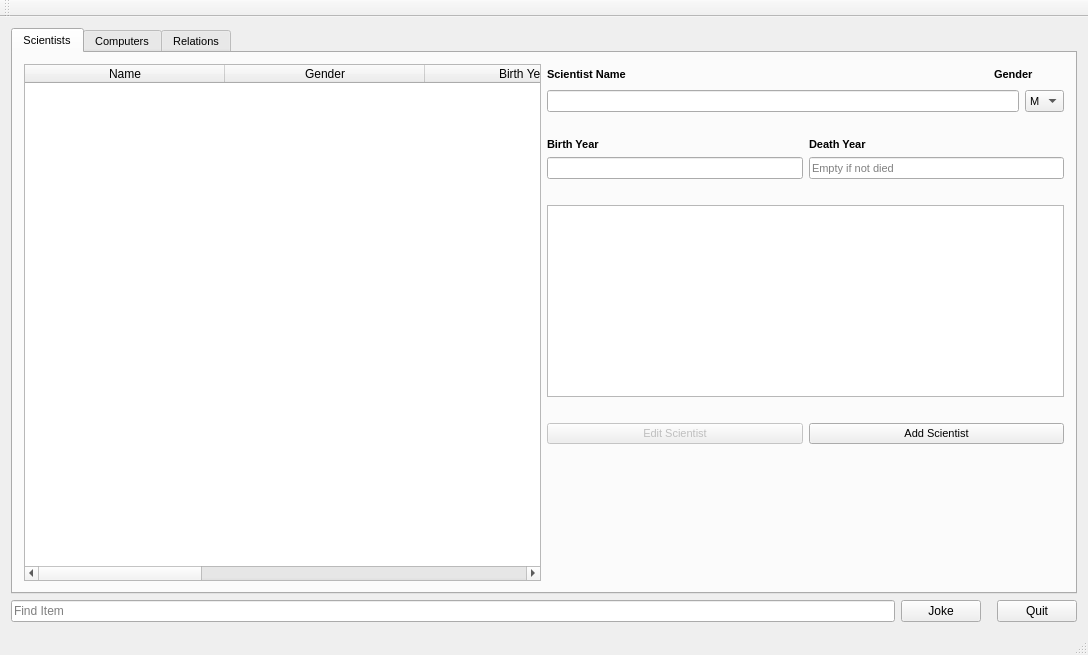
This is mainwindow.ui in bennisverrir/Golfing-Union-of-Ireland as Qt 5 draws it before an edit. The edited form follows.
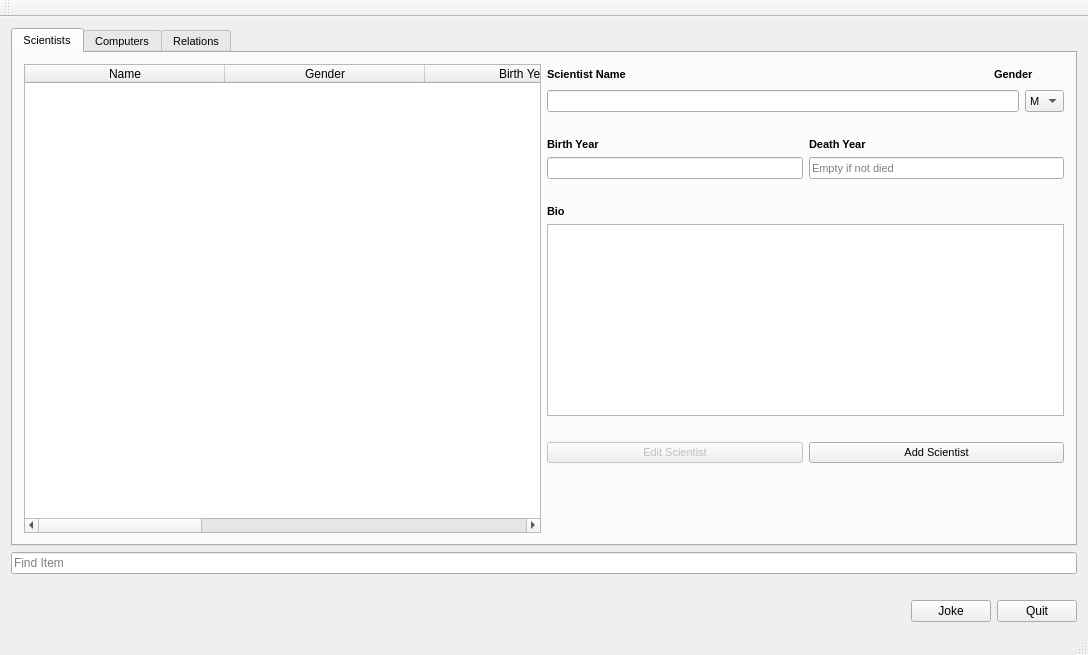
This is the edited form.

Commit message: laga utlit

What changed in the file:
```diff
--- a/mainwindow.ui
+++ b/mainwindow.ui
@@ -320,7 +320,27 @@
                  </spacer>
                 </item>
                 <item>
-                 <widget class="QTextEdit" name="ScientistBio"/>
+                 <widget class="QLabel" name="labelBioScientist">
+                  <property name="font">
+                   <font>
+                    <weight>75</weight>
+                    <bold>true</bold>
+                   </font>
+                  </property>
+                  <property name="text">
+                   <string>Bio</string>
+                  </property>
+                 </widget>
+                </item>
+                <item>
+                 <widget class="QTextEdit" name="ScientistBio">
+                  <property name="sizePolicy">
+                   <sizepolicy hsizetype="Expanding" vsizetype="Fixed">
+                    <horstretch>50</horstretch>
+                    <verstretch>200</verstretch>
+                   </sizepolicy>
+                  </property>
+                 </widget>
                 </item>
                 <item>
                  <spacer name="horizontalSpacer_10">
@@ -572,7 +592,27 @@
                  </spacer>
                 </item>
                 <item>
-                 <widget class="QTextEdit" name="ComputerBio"/>
+                 <widget class="QLabel" name="labelBio">
+                  <property name="font">
+                   <font>
+                    <weight>75</weight>
+                    <bold>true</bold>
+                   </font>
+                  </property>
+                  <property name="text">
+                   <string>Bio</string>
+                  </property>
+                 </widget>
+                </item>
+                <item>
+                 <widget class="QTextEdit" name="ComputerBio">
+                  <property name="sizePolicy">
+                   <sizepolicy hsizetype="Expanding" vsizetype="Fixed">
+                    <horstretch>50</horstretch>
+                    <verstretch>200</verstretch>
+                   </sizepolicy>
+                  </property>
+                 </widget>
                 </item>
                 <item>
                  <spacer name="horizontalSpacer_3">
@@ -768,19 +808,6 @@
                   </property>
                  </spacer>
                 </item>
-                <item>
-                 <spacer name="horizontalSpacer_12">
-                  <property name="orientation">
-                   <enum>Qt::Horizontal</enum>
-                  </property>
-                  <property name="sizeHint" stdset="0">
-                   <size>
-                    <width>40</width>
-                    <height>20</height>
-                   </size>
-                  </property>
-                 </spacer>
-                </item>
                 <item>
                  <layout class="QHBoxLayout" name="horizontalLayout_17">
                   <item>
@@ -888,29 +915,52 @@
               </property>
              </widget>
             </item>
+           </layout>
+          </item>
+         </layout>
+        </item>
             <item>
-             <widget class="QPushButton" name="JokeButton">
-              <property name="text">
-               <string>Joke</string>
-              </property>
-             </widget>
-            </item>
+         <layout class="QHBoxLayout" name="horizontalLayout_25">
+          <item>
+           <spacer name="horizontalSpacer_13">
+            <property name="orientation">
+             <enum>Qt::Horizontal</enum>
+            </property>
+            <property name="sizeHint" stdset="0">
+             <size>
+              <width>40</width>
+              <height>20</height>
+             </size>
+            </property>
+           </spacer>
+          </item>
+         </layout>
+        </item>
+        <item>
+         <layout class="QHBoxLayout" name="horizontalLayout_21">
             <item>
              <spacer name="horizontalSpacer_5">
               <property name="orientation">
                <enum>Qt::Horizontal</enum>
               </property>
               <property name="sizeType">
-               <enum>QSizePolicy::Fixed</enum>
+             <enum>QSizePolicy::Expanding</enum>
               </property>
               <property name="sizeHint" stdset="0">
                <size>
-                <width>10</width>
+              <width>200</width>
                 <height>20</height>
                </size>
               </property>
              </spacer>
             </item>
+          <item>
+           <widget class="QPushButton" name="JokeButton">
+            <property name="text">
+             <string>Joke</string>
+            </property>
+           </widget>
+          </item>
             <item>
              <widget class="QPushButton" name="ButtonQuit">
               <property name="sizePolicy">
@@ -931,8 +981,6 @@
        </layout>
       </item>
      </layout>
-    </item>
-   </layout>
   </widget>
   <widget class="QMenuBar" name="menuBar">
    <property name="geometry">
@@ -940,7 +988,7 @@
      <x>0</x>
      <y>0</y>
      <width>1088</width>
-     <height>21</height>
+     <height>26</height>
     </rect>
    </property>
   </widget>
```
Lines whose indentation alone changed are shown as unchanged.
